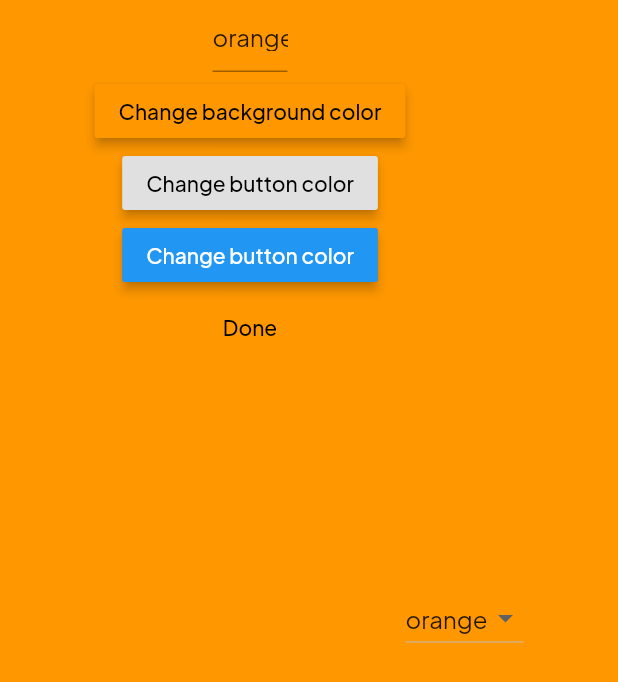
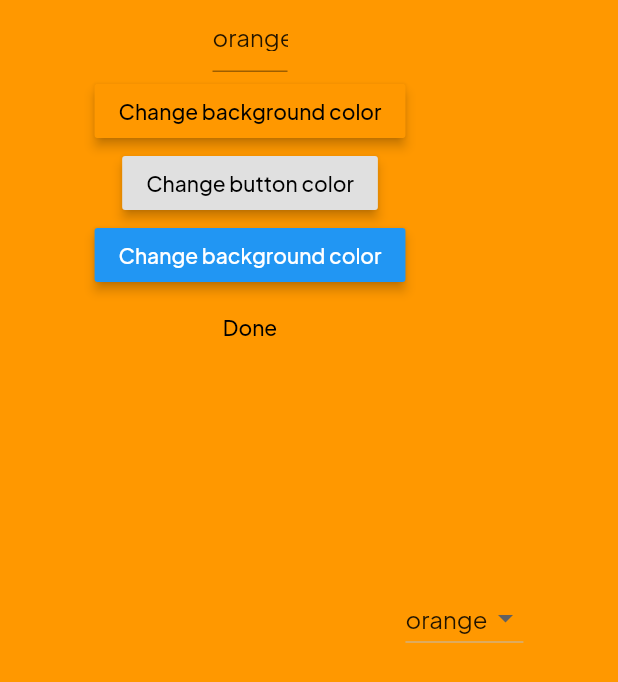
Before and after one commit to Hallis1221/Modlar, a Flutter app: the ThemeCreator screen opened directly, on a phone screen of 412 x 824 dp. Shown: the top 682 px of the screen. Run offline on Flutter 3.47's test engine with Material 2 defaults, Android fonts, the phone set to English and light mode, and no system bars; our stand-ins replace flutter_colorpicker, get_it, logger, rxdart, shared_preferences; accounts and stored records are empty; generated files the repository leaves out were written again.

Commit message:
:airplane: Change the text on newTheme to reflect changes

```diff
--- a/ukeplanr_template/lib/UI/screens/testing/theme/newTheme.dart
+++ b/ukeplanr_template/lib/UI/screens/testing/theme/newTheme.dart
@@ -63,8 +63,8 @@ class ThemeCreator extends StatelessWidget {
                           onChange: (Color color) {
                             customTheme.value.primaryColor.value = color;
                           },
-                          title:
-                              AppLocalizations.of(context)!.changeButtonColor,
+                          title: AppLocalizations.of(context)!
+                              .changeBackgroundColor,
                         ),
                         MaterialButton(
                           child: Text(
```
